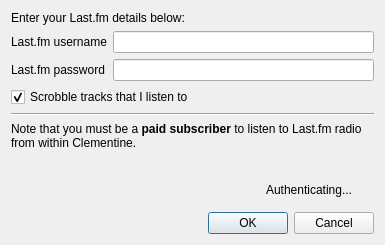
Above: src/lastfmconfig.ui from clementine-player/Clementine before the change. Below: the same form after it.
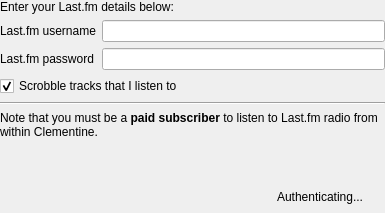
That is the form after the change. Custom widgets are drawn as their Qt base class.

Commit message: Last.fm config

The edit to the form file:
```diff
--- a/src/lastfmconfig.ui
+++ b/src/lastfmconfig.ui
@@ -1,19 +1,22 @@
 <?xml version="1.0" encoding="UTF-8"?>
 <ui version="4.0">
  <class>LastFMConfig</class>
- <widget class="QDialog" name="LastFMConfig">
+ <widget class="QWidget" name="LastFMConfig">
   <property name="geometry">
    <rect>
     <x>0</x>
     <y>0</y>
     <width>385</width>
-    <height>245</height>
+    <height>213</height>
    </rect>
   </property>
   <property name="windowTitle">
    <string>Last.fm</string>
   </property>
   <layout class="QVBoxLayout" name="verticalLayout">
+   <property name="margin">
+    <number>0</number>
+   </property>
    <item>
     <widget class="QLabel" name="label">
      <property name="text">
@@ -115,16 +118,6 @@
      </layout>
     </widget>
    </item>
-   <item>
-    <widget class="QDialogButtonBox" name="button_box">
-     <property name="orientation">
-      <enum>Qt::Horizontal</enum>
-     </property>
-     <property name="standardButtons">
-      <set>QDialogButtonBox::Cancel|QDialogButtonBox::Ok</set>
-     </property>
-    </widget>
-   </item>
   </layout>
  </widget>
  <customwidgets>
```
Left out of the diff: 38 changed lines with no effect on the pictures. The commit also changes 16 other files.
